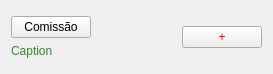
Before: the Qt Designer form itemview.ui in luizotaviogerhardt/ata_petv2, drawn with Qt 5.
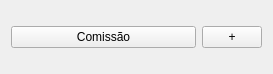
After: the same form once the commit is applied.

```diff
--- a/itemview.ui
+++ b/itemview.ui
@@ -25,74 +25,21 @@
          </property>
         </widget>
        </item>
-       <item>
-        <layout class="QHBoxLayout" name="horizontalLayout">
-         <item>
-          <widget class="QLabel" name="descricao">
-           <property name="palette">
-            <palette>
-             <active>
-              <colorrole role="WindowText">
-               <brush brushstyle="SolidPattern">
-                <color alpha="255">
-                 <red>50</red>
-                 <green>137</green>
-                 <blue>48</blue>
-                </color>
-               </brush>
-              </colorrole>
-             </active>
-             <inactive>
-              <colorrole role="WindowText">
-               <brush brushstyle="SolidPattern">
-                <color alpha="255">
-                 <red>50</red>
-                 <green>137</green>
-                 <blue>48</blue>
-                </color>
-               </brush>
-              </colorrole>
-             </inactive>
-             <disabled>
-              <colorrole role="WindowText">
-               <brush brushstyle="SolidPattern">
-                <color alpha="255">
-                 <red>120</red>
-                 <green>120</green>
-                 <blue>120</blue>
-                </color>
-               </brush>
-              </colorrole>
-             </disabled>
-            </palette>
-           </property>
-           <property name="text">
-            <string>Caption</string>
-           </property>
-          </widget>
-         </item>
-        </layout>
-       </item>
       </layout>
      </item>
      <item>
-      <spacer name="horizontalSpacer_2">
-       <property name="orientation">
-        <enum>Qt::Horizontal</enum>
-       </property>
-       <property name="sizeHint" stdset="0">
+      <widget class="QPushButton" name="pushButton">
+       <property name="maximumSize">
         <size>
-         <width>40</width>
-         <height>20</height>
+         <width>60</width>
+         <height>16777215</height>
         </size>
        </property>
-      </spacer>
-     </item>
-     <item>
-      <widget class="QPushButton" name="pushButton">
+       <property name="cursor">
+        <cursorShape>ArrowCursor</cursorShape>
+       </property>
        <property name="styleSheet">
-        <string notr="true">color: rgb(85, 0, 0);
-color: rgb(255, 0, 0);</string>
+        <string notr="true"/>
        </property>
        <property name="text">
         <string>+</string>
```
